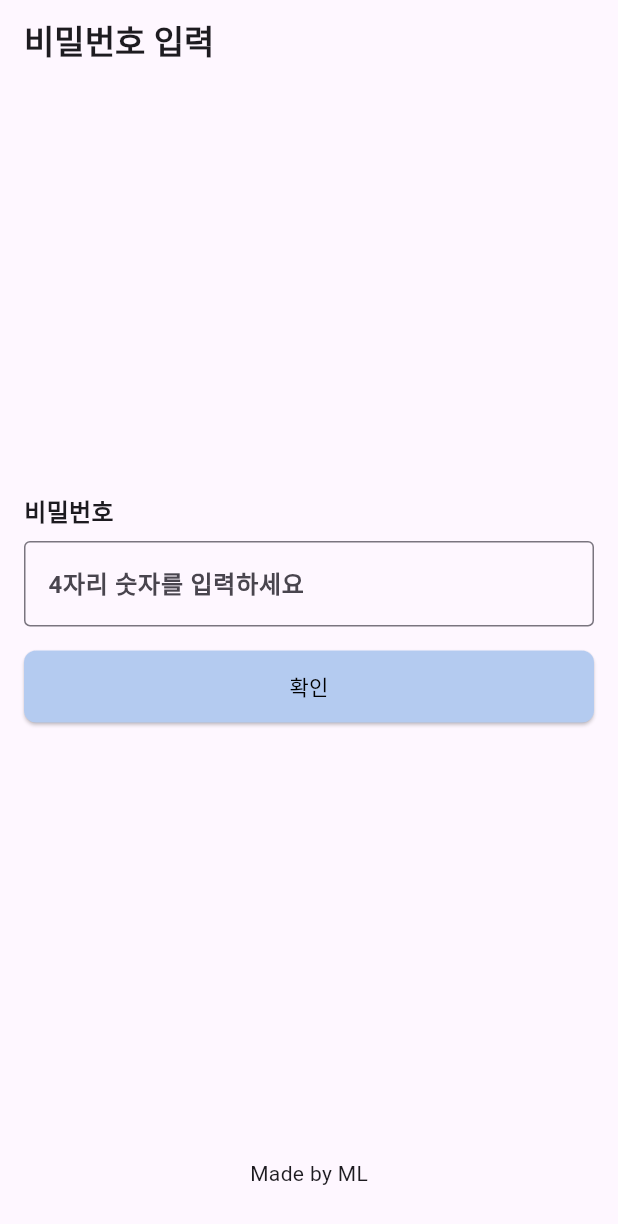
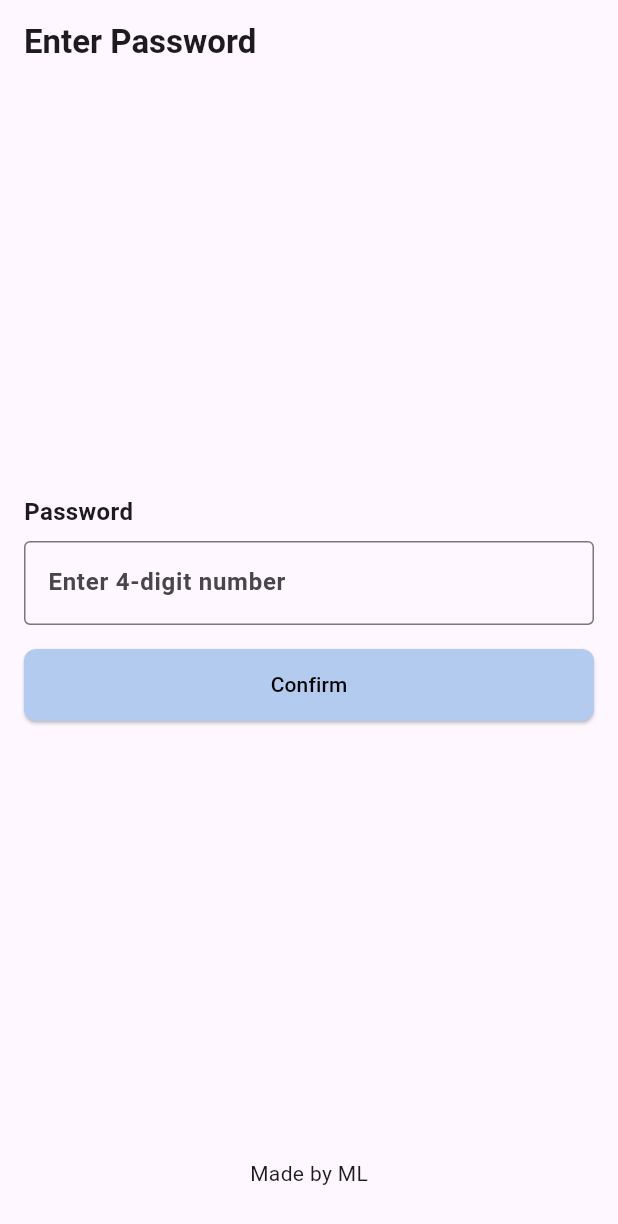
Before and after one commit to mark3lim/manage_meeting, a Flutter app: the screen it shows after launch, on a phone screen of 412 x 824 dp. Shown: the top 1224 px of the screen. Run offline on Flutter 3.47's test engine with Material 3 defaults, Android fonts, the phone set to English and light mode, and no system bars; our stand-ins replace flutter_riverpod.

Commit message:
l10n 처리

```diff
--- a/lib/LoginPage.dart
+++ b/lib/LoginPage.dart
@@ -1,5 +1,6 @@
 import 'package:flutter/material.dart';
 import 'package:flutter/services.dart';
+import 'package:manage_meeting/generated/l10n/app_localizations.dart';
 
 /// LoginPage 클래스는 사용자가 비밀번호를 입력하는 화면을 표시하는 StatefulWidget 입니다.
 ///
@@ -54,9 +55,9 @@ class _LoginPageState extends State<LoginPage> {
 
     return Scaffold(
       appBar: AppBar(
-        title: const Text(
-          '비밀번호 입력',
-          style: TextStyle(fontWeight: FontWeight.bold),
+        title: Text(
+          AppLocalizations.of(context)!.loginPageTitle,
+          style: const TextStyle(fontWeight: FontWeight.bold),
         ),
       ),
       body: Padding(
@@ -65,17 +66,17 @@ class _LoginPageState extends State<LoginPage> {
           crossAxisAlignment: CrossAxisAlignment.start,
           children: [
             SizedBox(height: passwordFieldTop > 0 ? passwordFieldTop : 0),
-            const Text(
-              '비밀번호',
-              style: TextStyle(fontSize: 16, fontWeight: FontWeight.bold),
+            Text(
+              AppLocalizations.of(context)!.passwordLabel,
+              style: const TextStyle(fontSize: 16, fontWeight: FontWeight.bold),
             ),
             const SizedBox(height: 8.0),
             TextField(
               controller: _passwordController,
               style: const TextStyle(fontWeight: FontWeight.bold),
-              decoration: const InputDecoration(
-                hintText: '4자리 숫자를 입력하세요',
-                border: OutlineInputBorder(),
+              decoration: InputDecoration(
+                hintText: AppLocalizations.of(context)!.passwordHint,
+                border: const OutlineInputBorder(),
                 counterText: '',
               ),
               keyboardType: TextInputType.number,
@@ -103,7 +104,7 @@ class _LoginPageState extends State<LoginPage> {
                 onPressed: () {
                   // TODO: 비밀번호 확인 로직 구현
                 },
-                child: const Text('확인'),
+                child: Text(AppLocalizations.of(context)!.confirmButton),
               ),
             ),
             const Spacer(),
--- a/lib/l10n/app_en.arb
+++ b/lib/l10n/app_en.arb
@@ -1,15 +1,27 @@
 {
   "@@locale": "en",
-  "appTitle": "Task Manager",
+  "appTitle": "Meeting Manager",
   "@appTitle": {
-    "description": "The title of the application"
+    "description": "The overall title of the application"
   },
-  "loginPasswordPrompt": "Enter your 4-digit password",
-  "@loginPasswordPrompt": {
-    "description": "Prompt for the user to enter their 4-digit password"
+  "splashScreenTitle": "Meeting Management App",
+  "@splashScreenTitle": {
+    "description": "The title displayed on the splash screen"
   },
-  "loginPasswordLabel": "Password",
-  "@loginPasswordLabel": {
-    "description": "Label for the password input field"
+  "loginPageTitle": "Enter Password",
+  "@loginPageTitle": {
+    "description": "The title of the login page"
+  },
+  "passwordLabel": "Password",
+  "@passwordLabel": {
+    "description": "The label for the password input field"
+  },
+  "passwordHint": "Enter 4-digit number",
+  "@passwordHint": {
+    "description": "The hint text for the password input field"
+  },
+  "confirmButton": "Confirm",
+  "@confirmButton": {
+    "description": "The text for the confirm button"
   }
 }
--- a/lib/main.dart
+++ b/lib/main.dart
@@ -35,13 +35,14 @@ class MyApp extends StatelessWidget {
   Widget build(BuildContext context) {
     return MaterialApp(
       debugShowCheckedModeBanner: false,
-      title: 'Task Manager',
+      title: 'Meeting Manager',
       theme: ThemeData(
         colorScheme: ColorScheme.fromSeed(seedColor: Colors.deepPurple),
         useMaterial3: true,
       ),
       localizationsDelegates: AppLocalizations.localizationsDelegates,
       supportedLocales: AppLocalizations.supportedLocales,
+      onGenerateTitle: (context) => AppLocalizations.of(context)!.appTitle,
       home: const SplashScreen(),
     );
   }
@@ -99,15 +100,15 @@ class _SplashScreenState extends State<SplashScreen> {
   /// @return 화면에 표시될 위젯을 반환합니다.
   @override
   Widget build(BuildContext context) {
-    return const Scaffold(
+    return Scaffold(
       body: Column(
         children: [
           Expanded(
             child: Center(
-              child: Text('회의 관리 앱'),
+              child: Text(AppLocalizations.of(context)!.splashScreenTitle),
             ),
           ),
-          Padding(
+          const Padding(
             padding: EdgeInsets.only(bottom: 32.0),
             child: Text('Made by ML'),
           ),
```
Also changed, not shown: lib/l10n/app_ko.arb (+20 -8 lines), lib/generated/l10n/app_localizations.dart, lib/generated/l10n/app_localizations_en.dart, lib/generated/l10n/app_localizations_ko.dart.
